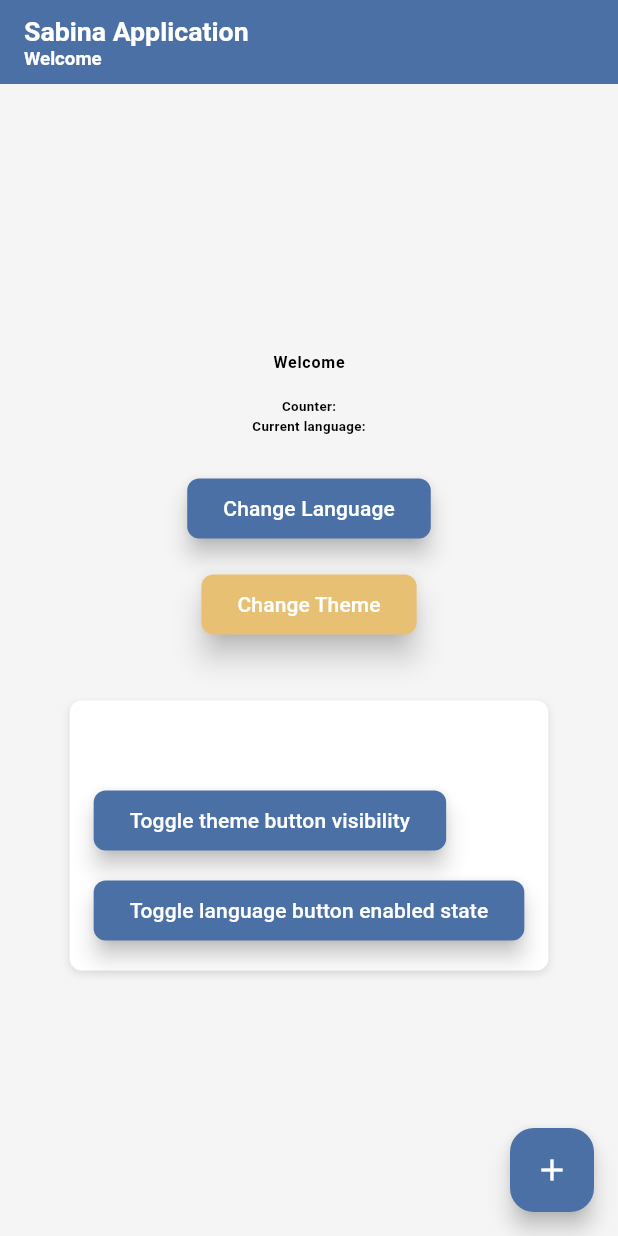
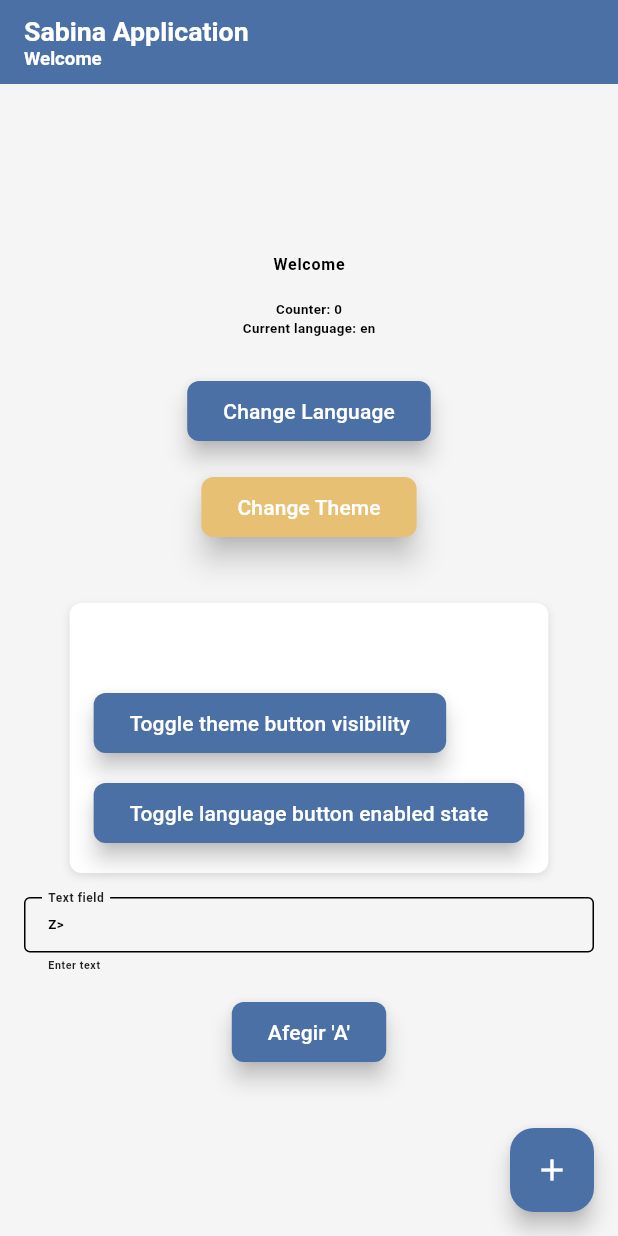
Before and after one commit to Jibort/ld_wbench5, a Flutter app: the screen it shows after launch, after a tap on the "add" icon, on a phone screen of 412 x 824 dp. Run offline on Flutter 3.47's test engine with Material 3 defaults, Android fonts, the phone set to English and light mode, and no system bars; our stand-ins replace flutter_screenutil.

Commit message:
Teceres proves de canvi d'idioma, visibilitat, focus i disponibilidad de Widgets (i 9).

```diff
--- a/lib/core/ld_widget/ld_widget_ctrl_abs.dart
+++ b/lib/core/ld_widget/ld_widget_ctrl_abs.dart
@@ -256,6 +256,82 @@ void _handleEvent(LdEvent event) {
     update();
   }
 
+  /// 'State': Gestiona l'actualització del widget quan canvien les propietats
+  @override
+  void didUpdateWidget(covariant T oldWidget) {
+    super.didUpdateWidget(oldWidget);
+
+    // Obtenir els models antic i actual
+    if (widget.hasModel && oldWidget.hasModel) {
+      LdWidgetModelAbs oldModel = oldWidget.wModel;
+      LdWidgetModelAbs newModel = widget.wModel;
+
+      // Verificar si els models són diferents
+      if (_shouldUpdateModel(oldModel, newModel)) {
+        Debug.info("$tag: Model actualitzat, forçant reconstrucció");
+        setState(() {
+          // Forçar reconstrucció
+        });
+      }
+    }
+  }
+
+  /// Determina si cal actualitzar el model basant-se en els canvis
+  bool _shouldUpdateModel(LdWidgetModelAbs oldModel, LdWidgetModelAbs newModel) {
+    // Implementació per defecte que compara els mapes dels models
+    return !_areMapEqual(oldModel.toMap(), newModel.toMap());
+  }
+
+  /// Compara dos mapes recursivament
+  bool _areMapEqual(Map<String, dynamic> map1, Map<String, dynamic> map2) {
+    if (map1.length != map2.length) return false;
+
+    for (final key in map1.keys) {
+      if (!map2.containsKey(key)) return false;
+
+      final value1 = map1[key];
+      final value2 = map2[key];
+
+      if (value1 is Map && value2 is Map) {
+        if (!_areMapEqual(value1 as Map<String, dynamic>, value2 as Map<String, dynamic>)) {
+          return false;
+        }
+      } else if (value1 is List && value2 is List) {
+        if (!_areListEqual(value1, value2)) {
+          return false;
+        }
+      } else if (value1 != value2) {
+        return false;
+      }
+    }
+
+    return true;
+  }
+
+  /// Compara dues llistes recursivament
+  bool _areListEqual(List list1, List list2) {
+    if (list1.length != list2.length) return false;
+
+    for (int i = 0; i < list1.length; i++) {
+      final value1 = list1[i];
+      final value2 = list2[i];
+
+      if (value1 is Map && value2 is Map) {
+        if (!_areMapEqual(value1 as Map<String, dynamic>, value2 as Map<String, dynamic>)) {
+          return false;
+        }
+      } else if (value1 is List && value2 is List) {
+        if (!_areListEqual(value1, value2)) {
+          return false;
+        }
+      } else if (value1 != value2) {
+        return false;
+      }
+    }
+
+    return true;
+  }
+
   /// 'State': Allibera els recursos.
   @override
   void dispose() {
--- a/lib/services/L.dart
+++ b/lib/services/L.dart
@@ -27,6 +27,8 @@ with  LdTaggableMixin {
   static const String sCounter = "##sCounter";
   static const String sCurrentLanguage = "##sCurrentLanguage";
   static const String sFeaturesDemo = "##sFeaturesDemo";
+  static const String sTextField = "##sTextField";
+  static const String sTextFieldHelp = "##sTextFieldHelp";
 
   /// Instància singleton
   static final L _inst = L._();
@@ -149,9 +151,11 @@ with  LdTaggableMixin {
       sChangeTheme: "Canvia el Tema",
       sToggleThemeButtonVisibility: "Alternar visibilitat botó tema",
       sToggleLanguageButtonEnabled: "Alternar estat botó idioma",
-      sCounter: "Comptador:",
-      sCurrentLanguage: "Idioma actual:",
+      sCounter: "[ca] Comptador: {0}",
+      sCurrentLanguage: "[ca] Idioma actual: {0}",
       sFeaturesDemo: "Demostració de característiques:",
+      sTextField: "Camp de text",
+      sTextFieldHelp: "Introdueix un text",
     };
 
     // Espanyol
@@ -163,9 +167,11 @@ with  LdTaggableMixin {
       sChangeTheme: "Cambiar Tema",
       sToggleThemeButtonVisibility: "Alternar visibilidad botón tema",
       sToggleLanguageButtonEnabled: "Alternar estado botón idioma",
-      sCounter: "Contador:",
-      sCurrentLanguage: "Idioma actual:",
+      sCounter: "[es] Contador: {0}",
+      sCurrentLanguage: "[es] Idioma actual: {0}",
       sFeaturesDemo: "Demostración de características:",
+      sTextField: "Campo de texto",
+      sTextFieldHelp: "Introduce un texto",
     };
 
     // Anglès
@@ -177,9 +183,11 @@ with  LdTaggableMixin {
       sChangeTheme: "Change Theme",
       sToggleThemeButtonVisibility: "Toggle theme button visibility",
       sToggleLanguageButtonEnabled: "Toggle language button enabled state",
-      sCounter: "Counter:",
-      sCurrentLanguage: "Current language:",
+      sCounter: "Counter: {0}",
+      sCurrentLanguage: "Current language: {0}",
       sFeaturesDemo: "Features demonstration:",
+      sTextField: "Text field",
+      sTextFieldHelp: "Enter text",
     };
   }
 
@@ -189,7 +197,8 @@ with  LdTaggableMixin {
   // Afegir a les imports
 
   // Modificar el mètode tx per utilitzar extractKey
-  static String tx(String key) {
+  /// Obté la traducció d'una clau i aplica format si s'especifiquen arguments
+  static String tx(String key, [List<dynamic>? args]) {
     Locale locale = getCurrentLocale();
     Dictionary? dictionary = s._dictionaries[locale.languageCode];
 
@@ -202,10 +211,18 @@ with  LdTaggableMixin {
       Debug.warn("L.tx: Translation key '$baseKey' not found in '${locale.languageCode}' dictionary");
     } else {
       Debug.info("L.tx: Translated '$baseKey' to '$translation' in '${locale.languageCode}'");
+
+      // Si hi ha arguments, aplicar el format
+      if (args != null && args.isNotEmpty) {
+        String original = translation;
+        translation = original.format(args);
+        Debug.info("L.tx: Formatted '$original' with args $args to '$translation'");
+      }
     }
 
     return translation;
   }
+
   // CLA_2:static String tx(String key) {
   // CLA_2:  Locale locale = getCurrentLocale();
   // CLA_2:  Dictionary? dictionary = s._dictionaries[locale.languageCode];
--- a/lib/ui/pages/test_page/test_page_ctrl.dart
+++ b/lib/ui/pages/test_page/test_page_ctrl.dart
@@ -16,6 +16,7 @@ import 'package:ld_wbench5/ui/widgets/ld_app_bar/ld_app_bar.dart';
 import 'package:ld_wbench5/ui/widgets/ld_button/ld_button.dart';
 import 'package:ld_wbench5/ui/widgets/ld_scaffold/ld_scaffold.dart';
 import 'package:ld_wbench5/ui/widgets/ld_text/ld_text.dart';
+import 'package:ld_wbench5/ui/widgets/ld_text_field/ld_text_field.dart';
 import 'package:ld_wbench5/utils/color_extensions.dart';
 import 'package:ld_wbench5/utils/debug.dart';
 
@@ -104,20 +105,38 @@ extends LdPageCtrl<TestPage> {
   // CLA_1:  }
   // CLA_1:}
 
-  /// 'LdModelObserver': Respon als canvis del model de dades.
   @override
   void onModelChanged(void Function() pfUpdate) {
     Debug.info("$tag.onModelChanged(): executant ...");
 
-    // Executar l'actualització i forçar una reconstrucció de la UI
+    // Executar l'actualització
+    pfUpdate();
+
+    // Forçar una reconstrucció per assegurar que tots els widgets fills
+    // (incloent-hi LdText) obtenen el valor actualitzat
     if (mounted) {
-      setState(pfUpdate);
-      Debug.info("$tag.onModelChanged(): ... executat amb reconstrucció");
+      setState(() {
+        Debug.info("$tag.onModelChanged(): ... executat amb reconstrucció");
+      });
     } else {
-      pfUpdate();
       Debug.info("$tag.onModelChanged(): ... executat sense reconstrucció");
     }
   }
+
+  // CLA_2: /// 'LdModelObserver': Respon als canvis del model de dades.
+  // CLA_2: @override
+  // CLA_2: void onModelChanged(void Function() pfUpdate) {
+  // CLA_2:   Debug.info("$tag.onModelChanged(): executant ...");
+  // CLA_2:
+  // CLA_2:   // Executar l'actualització i forçar una reconstrucció de la UI
+  // CLA_2:   if (mounted) {
+  // CLA_2:     setState(pfUpdate);
+  // CLA_2:     Debug.info("$tag.onModelChanged(): ... executat amb reconstrucció");
+  // CLA_2:   } else {
+  // CLA_2:     pfUpdate();
+  // CLA_2:     Debug.info("$tag.onModelChanged(): ... executat sense reconstrucció");
+  // CLA_2:   }
+  // CLA_2: }
 
   /// Canvia l'idioma entre català i espanyol
   void changeLanguage() {
@@ -185,9 +204,26 @@ extends LdPageCtrl<TestPage> {
 
     Debug.info("$tag: Construint pàgina amb model: títol=${model.title}, subtítol=${model.subTitle}");
 
-    // Mostrar l'idioma actual
+    // Obtenir l'idioma actual cada vegada que es construeix
     String currentLanguage = L.getCurrentLocale().languageCode;
     Debug.info("$tag: Idioma actual: $currentLanguage");
+
+    // Creem una referència al TextField (amb Key per evitar que es recreï)
+    final textField = LdTextField(
+      key: const ValueKey('my_text_field'),
+      initialText: "Z>",
+      label: L.sTextField,
+      helpText: L.sTextFieldHelp,
+    );
+
+    // Botó per afegir "A" al text
+    final addButton = ElevatedButton(
+      onPressed: () {
+        // Modifiquem directament el model del widget
+        textField.appendText("A");
+      },
+      child: Text("Afegir 'A'"),
+    );
 
     // Creem els botons i guardem referència als seus controladors mitjançant keys
     final themeButton = LdButton(
@@ -241,10 +277,16 @@ extends LdPageCtrl<TestPage> {
 
             // Mostrar comptador
             LdText(
+              key:  ValueKey(model.counter), // Clau única que força reconstrucció
               text: L.sCounter,
               args: [model.counter],
               style: Theme.of(context).textTheme.bodyMedium,
             ),
+            // CLA_2.1: LdText(
+            // CLA_2.1:   text: L.sCounter,
+            // CLA_2.1:   args: [model.counter],
+            // CLA_2.1:   style: Theme.of(context).textTheme.bodyMedium,
+            // CLA_2.1: ),
             // CLA_2: Text(
             // CLA_2:   'Comptador: ${model.counter}',
             // CLA_2:   style: Theme.of(context).textTheme.bodyMedium,
@@ -313,6 +355,11 @@ extends LdPageCtrl<TestPage> {
                 ],
               ),
             ),
+            Padding(
+              padding: const EdgeInsets.all(16.0),
+              child: textField,
+            ),
+            addButton,
           ],
         ),
       ),
--- a/lib/ui/pages/test_page/test_page_model.dart
+++ b/lib/ui/pages/test_page/test_page_model.dart
@@ -3,6 +3,8 @@
 // Created: 2025/04/29 dt. CLA[JIQ]
 
 import 'package:ld_wbench5/core/L10n/string_tx.dart';
+import 'package:ld_wbench5/core/event_bus/event_bus.dart';
+import 'package:ld_wbench5/core/event_bus/ld_event.dart';
 import 'package:ld_wbench5/core/ld_page/ld_page_abs.dart';
 import 'package:ld_wbench5/core/map_fields.dart';
 import 'package:ld_wbench5/services/L.dart';
@@ -96,6 +98,12 @@ extends LdPageModelAbs {
   notifyListeners(() {
     _counter++;
     Debug.info("$tag: Comptador incrementat a $_counter");
+
+    // Emetre un event de reconstrucció global
+    EventBus.s.emit(LdEvent(
+      eType: EventType.rebuildUI,
+      srcTag: tag,
+    ));
   });
 }
 
--- a/lib/ui/widgets/ld_text/ld_text_model.dart
+++ b/lib/ui/widgets/ld_text/ld_text_model.dart
@@ -24,15 +24,8 @@ class LdTextModel extends LdWidgetModelAbs<LdText> {
   /// Retorna el text traduït i formatat
   String get displayText {
     if (_text.startsWith('##')) {
-      String translated = L.tx(_text);
-
-      // Aplicar format si hi ha arguments
-      if (_args != null && _args!.isNotEmpty) {
-        translated = translated.format(_args!);
-      }
-
-      Debug.info("$tag: Text traduït i formatat: '$translated'");
-      return translated;
+      // Utilitzar directament el mètode tx amb arguments
+      return L.tx(_text, _args);
     }
 
     // Si no és una clau, aplicar format directament al text si cal
@@ -41,14 +34,6 @@ class LdTextModel extends LdWidgetModelAbs<LdText> {
     }
 
     return _text;
-  }
-
-  /// Estableix el text o clau de traducció
-  set text(String value) {
-    notifyListeners(() {
-      _text = value;
-      Debug.info("$tag: Text establert a '$value'");
-    });
   }
 
   /// Estableix els arguments per format
@@ -113,7 +98,7 @@ class LdTextModel extends LdWidgetModelAbs<LdText> {
     String? pErrorMsg
   }) {
     if (pKey == mfText && pValue is String) {
-      text = pValue;
+      _text = pValue;
     } else if (pKey == 'args' && (pValue == null || pValue is List<dynamic>)) {
       args = pValue;
     } else {
--- /dev/null
+++ b/lib/ui/widgets/ld_text_field/ld_text_field.dart
@@ -0,0 +1,84 @@
+// lib/ui/widgets/ld_text_field/ld_text_field.dart
+// Widget per a l'edició de text amb suport per a internacionalització.
+// Created: 2025/05/06 dt. CLA
+
+import 'package:ld_wbench5/core/ld_widget/ld_widget_abs.dart';
+import 'package:ld_wbench5/ui/widgets/ld_text_field/ld_text_field_ctrl.dart';
+import 'package:ld_wbench5/ui/widgets/ld_text_field/ld_text_field_model.dart';
+import 'package:ld_wbench5/utils/debug.dart';
+
+export 'ld_text_field_ctrl.dart';
+export 'ld_text_field_model.dart';
+
+/// Widget per a l'edició de text amb suport per a internacionalització
+class LdTextField extends LdWidgetAbs {
+  /// Constructor
+  LdTextField({
+    super.key,
+    super.pTag,
+    String initialText = "",
+    String? label,
+    String? helpText,
+    String? errorMessage,
+    bool hasError = false,
+    bool allowNull = true,
+    Function(String)? onTextChanged,
+    bool canFocus = true,
+    bool isEnabled = true,
+    bool isVisible = true,
+  }) {
+    Debug.info("$tag: Creant LdTextField");
+
+    // Inicialitzar el model i el controlador
+    wModel = LdTextFieldModel(
+      this,
+      initialText: initialText,
+      label: label,
+      helpText: helpText,
+      errorMessage: errorMessage,
+      hasError: hasError,
+      allowNull: allowNull,
+      onTextChanged: onTextChanged,
+    );
+
+    wCtrl = LdTextFieldCtrl(
+      this,
+      initialText: initialText,
+      canFocus: canFocus,
+      isEnabled: isEnabled,
+      isVisible: isVisible,
+    );
+
+    Debug.info("$tag: LdTextField creat correctament");
+  }
+
+  /// Accelerador d'accés al model
+  LdTextFieldModel get model => wModel as LdTextFieldModel;
+
+  /// Retorna el text actual
+  String get text => model.text;
+
+  /// Estableix el text
+  set text(String value) => model.text = value;
+
+  /// Afegeix text al final
+  void appendText(String suffix) => model.appendText(suffix);
+
+  /// Afegeix text al principi
+  void prependText(String prefix) => model.prependText(prefix);
+
+  /// Neteja el text
+  void clearText() => model.clearText();
+
+  /// Estableix l'etiqueta
+  set label(String value) => model.label = value;
+
+  /// Estableix el text d'ajuda
+  set helpText(String? value) => model.helpText = value;
+
+  /// Estableix l'estat d'error
+  set hasError(bool value) => model.hasError = value;
+
+  /// Estableix el missatge d'error
+  set errorMessage(String? value) => model.errorMessage = value;
+}
--- /dev/null
+++ b/lib/ui/widgets/ld_text_field/ld_text_field_ctrl.dart
@@ -0,0 +1,118 @@
+// lib/ui/widgets/ld_text_field/ld_text_field_ctrl.dart
+// Controlador del widget 'LdTextField'.
+// Created: 2025/05/06 dt. CLA
+
+import 'package:flutter/material.dart';
+import 'package:ld_wbench5/core/event_bus/ld_event.dart';
+import 'package:ld_wbench5/core/ld_widget/ld_widget_ctrl_abs.dart';
+import 'package:ld_wbench5/ui/widgets/ld_text_field/ld_text_field.dart';
+import 'package:ld_wbench5/utils/debug.dart';
+
+/// Controlador del widget LdTextField
+class LdTextFieldCtrl extends LdWidgetCtrlAbs<LdTextField> {
+  // Controller per al TextField
+  late final TextEditingController _textController;
+
+  // Focus node per al TextField (utilitzem el de la classe base)
+
+  // Constructor
+  LdTextFieldCtrl(
+    super.pWidget, {
+    String? initialText,
+    super.canFocus,
+    super.isEnabled,
+    super.isVisible,
+  }) {
+    // Inicialitzem el controller amb el text inicial
+    _textController = TextEditingController(text: initialText ?? "");
+  }
+
+  /// Retorna el model
+  LdTextFieldModel get model => widget.wModel as LdTextFieldModel;
+
+  @override
+  void initialize() {
+    Debug.info("$tag: Inicialitzant controlador");
+
+    // Configurar listener per mantenir sincronitzat el model amb el textController
+    _textController.addListener(_onTextChange);
+
+    // Actualitzar el text del controller amb el del model
+    _updateControllerText();
+  }
+
+  /// S'executa quan canvia el text al textController
+  void _onTextChange() {
+    final text = _textController.text;
+
+    if (text != model.text) {
+      // Actualitzar el model amb el nou text
+      model.text = text;
+    }
+  }
+
+  /// Actualitza el text del controller a partir del model
+  void _updateControllerText() {
+    if (_textController.text != model.text) {
+      _textController.text = model.text;
+      // Posicionar el cursor al final
+      _textController.selection = TextSelection.fromPosition(
+        TextPosition(offset: _textController.text.length),
+      );
+    }
+  }
+
+  @override
+  void update() {
+    // Actualitzar el text del controller amb el del model
+    _updateControllerText();
+  }
+
+  @override
+  void onEvent(LdEvent event) {
+    Debug.info("$tag: Rebut event ${event.eType.name}");
+
+    // Gestionem els events que ens interessen
+    if (event.eType == EventType.languageChanged) {
+      Debug.info("$tag: Processant canvi d'idioma");
+      if (mounted) {
+        setState(() {
+          // Els texts traduïts s'actualitzaran automàticament
+        });
+      }
+    }
+  }
+
+  @override
+  void dispose() {
+    _textController.removeListener(_onTextChange);
+    _textController.dispose();
+    super.dispose();
+  }
+
+  @override
+  Widget buildContent(BuildContext context) {
+    final theme = Theme.of(context);
+
+    return Column(
+      crossAxisAlignment: CrossAxisAlignment.start,
+      mainAxisSize: MainAxisSize.min,
+      children: [
+        // El TextField amb l'etiqueta
+        TextField(
+          controller: _textController,
+          focusNode: focusNode,
+          enabled: isEnabled,
+          decoration: InputDecoration(
+            labelText: model.label,
+            helperText: model.helpText,
+            errorText: model.hasError ? model.errorMessage : null,
+            border: OutlineInputBorder(),
+            isDense: true,
+          ),
+          style: theme.textTheme.bodyMedium,
+        ),
+      ],
+    );
+  }
+}
--- /dev/null
+++ b/lib/ui/widgets/ld_text_field/ld_text_field_model.dart
@@ -0,0 +1,199 @@
+// lib/ui/widgets/ld_text_field/ld_text_field_model.dart
+// Model de dades del widget 'LdTextField'.
+// Created: 2025/05/06 dt. CLA
+
+import 'package:ld_wbench5/core/ld_widget/ld_widget_model_abs.dart';
+import 'package:ld_wbench5/ui/widgets/ld_text_field/ld_text_field.dart';
+import 'package:ld_wbench5/utils/debug.dart';
+import 'package:ld_wbench5/utils/map_extensions.dart';
+import 'package:ld_wbench5/utils/str_full_set.dart';
+
+/// Model de dades del widget LdTextField
+class LdTextFieldModel extends LdWidgetModelAbs<LdTextField> {
+  // Text intern
+  String _text = "";
+  String get text => _text;
+  set text(String value) {
+    if (_text != value) {
+      notifyListeners(() {
+        _text = value;
+        Debug.info("$tag: Text canviat a '$value'");
+
+        // Si tenim un handler extern, notificar-lo
+        if (_onTextChanged != null) {
+          _onTextChanged!(_text);
+        }
+      });
+    }
+  }
+
+  // Etiqueta
+  final StrFullSet _label = StrFullSet();
+  String get label => _label.tx ?? "";
+  set label(String value) {
+    notifyListeners(() {
+      _label.t = value;
+      Debug.info("$tag: Etiqueta canviada a '$value'");
+    });
+  }
+
+  // Text d'ajuda
+  final StrFullSet _helpText = StrFullSet();
+  String? get helpText => _helpText.tx;
+  set helpText(String? value) {
+    notifyListeners(() {
+      _helpText.t = value;
+      Debug.info("$tag: Text d'ajuda canviat a '$value'");
+    });
+  }
+
+  // Estat d'error
+  bool _hasError = false;
+  bool get hasError => _hasError;
+  set hasError(bool value) {
+    if (_hasError != value) {
+      notifyListeners(() {
+        _hasError = value;
+        Debug.info("$tag: Estat d'error canviat a $value");
+      });
+    }
+  }
+
+  // Missatge d'error
+  final StrFullSet _errorMessage = StrFullSet();
+  String? get errorMessage => _errorMessage.tx;
+  set errorMessage(String? value) {
+    notifyListeners(() {
+      _errorMessage.t = value;
+      Debug.info("$tag: Missatge d'error canviat a '$value'");
+    });
+  }
+
+  // Pot ser nul·la
+  bool _allowNull = true;
+  bool get allowNull => _allowNull;
+  set allowNull(bool value) {
+    if (_allowNull != value) {
+      notifyListeners(() {
+        _allowNull = value;
+        Debug.info("$tag: Pot ser nul·la canviat a $value");
+      });
+    }
+  }
+
+  // Callback quan canvia el text
+  Function(String)? _onTextChanged;
+  Function(String)? get onTextChanged => _onTextChanged;
+  set onTextChanged(Function(String)? value) {
+    _onTextChanged = value;
+  }
+
+  // Mètodes per modificar el text
+  void appendText(String suffix) {
+    text = text + suffix;
+  }
+
+  void prependText(String prefix) {
+    text = prefix + text;
+  }
+
+  void clearText() {
+    text = "";
+  }
+
+  // Constructor
+  LdTextFieldModel(
+    super.pWidget,
+    {
+      String initialText = "",
+      String? label,
+      String? helpText,
+      String? errorMessage,
+      bool hasError = false,
+      bool allowNull = true,
+      Function(String)? onTextChanged,
+    }
+  ) {
+    _text = initialText;
+    _label.t = label;
+    _helpText.t = helpText;
+    _errorMessage.t = errorMessage;
+    _hasError = hasError;
+    _allowNull = allowNull;
+    _onTextChanged = onTextChanged;
+  }
+
+  // Mapeig
+  @override
+  LdMap<dynamic> toMap() {
+    LdMap<dynamic> map = super.toMap();
+    map.addAll({
+      'text': _text,
+      'label': _label.t,
+      'helpText': _helpText.t,
+      'errorMessage': _errorMessage.t,
+      'hasError': _hasError,
+      'allowNull': _allowNull,
+    });
+    return map;
+  }
+
+  @override
+  void fromMap(LdMap pMap) {
+    super.fromMap(pMap);
+    _text = pMap['text'] as String? ?? "";
+    _label.t = pMap['label'] as String?;
+    _helpText.t = pMap['helpText'] as String?;
+    _errorMessage.t = pMap['errorMessage'] as String?;
+    _hasError = pMap['hasError'] as bool? ?? false;
+    _allowNull = pMap['allowNull'] as bool? ?? true;
+  }
+
+  @override
+  getField({required String pKey, bool pCouldBeNull = true, String? pErrorMsg}) {
+    switch (pKey) {
+      case 'text': return text;
+      case 'label': return label;
+      case 'helpText': return helpText;
+      case 'errorMessage': return errorMessage;
+      case 'hasError': return hasError;
+      case 'allowNull': return allowNull;
+      default: return super.getField(
+        pKey: pKey,
+        pCouldBeNull: pCouldBeNull,
+        pErrorMsg: pErrorMsg
+      );
+    }
+  }
+
+  @override
+  void setField({required String pKey, dynamic pValue, bool pCouldBeNull = true, String? pErrorMsg}) {
+    switch (pKey) {
+      case 'text':
+        if (pValue is String) text = pValue;
+        break;
+      case 'label':
+        if (pValue is String || pValue == null) label = pValue;
+        break;
+      case 'helpText':
+        if (pValue is String || pValue == null) helpText = pValue;
+        break;
+      case 'errorMessage':
+        if (pValue is String || pValue == null) errorMessage = pValue;
+        break;
+      case 'hasError':
+        if (pValue is bool) hasError = pValue;
+        break;
+      case 'allowNull':
+        if (pValue is bool) allowNull = pValue;
+        break;
+      default:
+        super.setField(
+          pKey: pKey,
+          pValue: pValue,
+          pCouldBeNull: pCouldBeNull,
+          pErrorMsg: pErrorMsg
+        );
+    }
+  }
+}
--- a/lib/utils/string_extensions.dart
+++ b/lib/utils/string_extensions.dart
@@ -3,6 +3,7 @@
 // Created: 2025/05/06 dt. CLA
 
 import 'package:ld_wbench5/services/L.dart';
+import 'package:ld_wbench5/utils/debug.dart';
 
 /// Extensions útils per a strings
 extension StringExtensions on String {
@@ -10,12 +11,21 @@ extension StringExtensions on String {
   String get tx => L.tx(this);
 
   /// Retorna la traducció d'aquest string amb format aplicat
-  String txFormat(List<dynamic> args) => L.tx(this).format(args);
+  String txFormat(List<dynamic> args) => L.tx(this, args);
+
   /// Aplica format reemplaçant {0}, {1}, etc. amb els arguments proporcionats
   String format(List<dynamic> args) {
     String result = this;
+
+    // Imprimir per depuració
+    Debug.info("Format: text original = '$result', args = $args");
+
+    // Assegurar-nos que el patró de substitució funciona
     for (int i = 0; i < args.length; i++) {
-      result = result.replaceAll('{$i}', args[i].toString());
+      String placeholder = '{$i}';
+      String replacement = args[i].toString();
+      result = result.replaceAll(placeholder, replacement);
+      Debug.info("Format: reemplaçant '$placeholder' per '$replacement', resultat = '$result'");
     }
     return result;
   }
```
Lines whose indentation alone changed are shown as unchanged.
